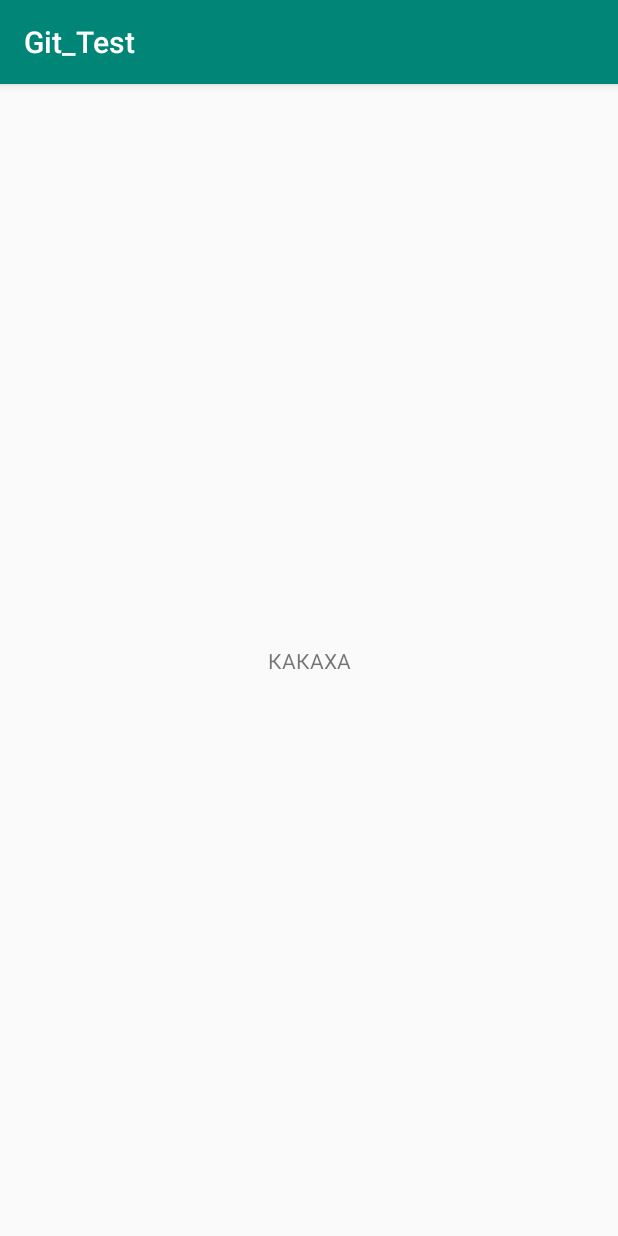
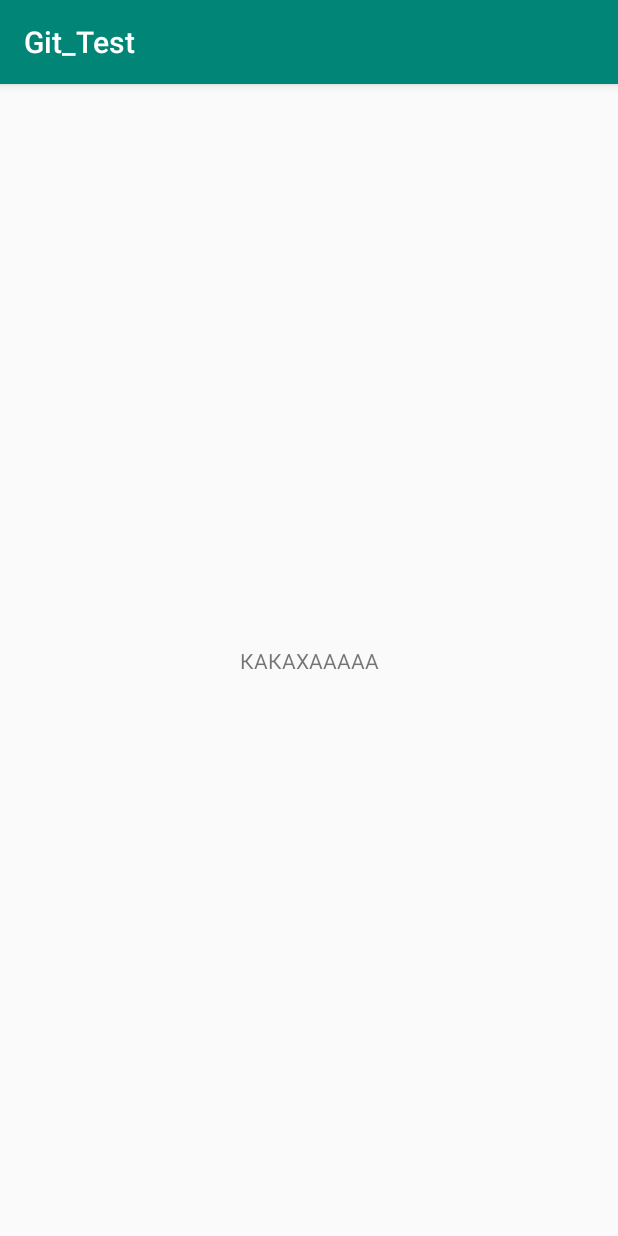
Before and after one commit to Kybershtorm/TEST_GIT, an Android app: the screen it shows after launch (MainActivity), on a phone screen of 412 x 824 dp. Run offline under Robolectric (Android 15) with nearby library versions, the phone set to English and light mode, and no system bars.

Commit message:
new commit

```diff
--- a/app/src/main/res/layout/activity_main.xml
+++ b/app/src/main/res/layout/activity_main.xml
@@ -10,7 +10,7 @@
     <TextView
             android:layout_width="wrap_content"
             android:layout_height="wrap_content"
-            android:text="КАКАХА"
+            android:text="КАКАХААААА"
             app:layout_constraintBottom_toBottomOf="parent"
             app:layout_constraintLeft_toLeftOf="parent"
             app:layout_constraintRight_toRightOf="parent"
```
